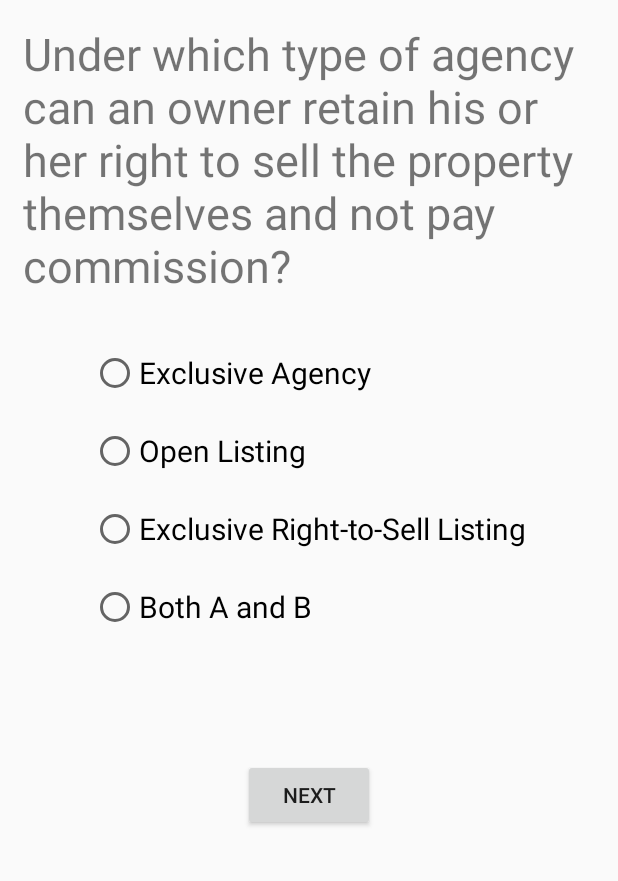
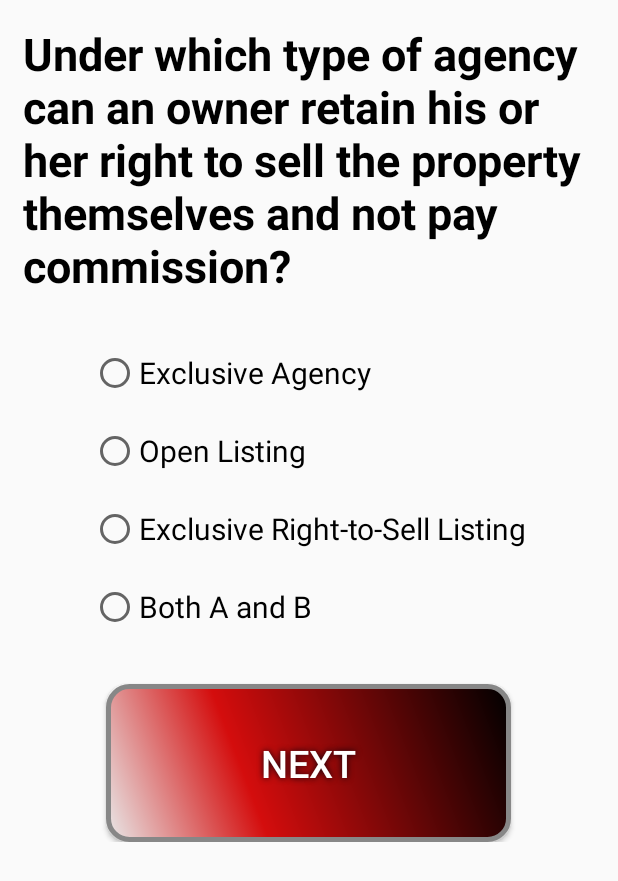
Before and after one commit to Angelala26/real-estate-practice, an Android app: the PracticeTest screen opened directly, with no data from a screen before it, on a phone screen of 412 x 824 dp. Shown: the top 881 px of the screen. Run offline under Robolectric (Android 15) with nearby library versions, the light colour scheme and no system bars.

Commit message:
Make activity_practice_test prettier

```diff
--- a/app/src/main/res/layout/activity_practice_test.xml
+++ b/app/src/main/res/layout/activity_practice_test.xml
@@ -24,6 +24,8 @@
         android:layout_width="wrap_content"
         android:layout_height="wrap_content"
         android:text="Question"
+        android:textColor="#000000"
+        android:textStyle="bold"
         android:textSize="30dp"/>
 
 
@@ -67,14 +69,23 @@
             android:layout_margin="10dp"/>
     </RadioGroup>
 
-
     <Button
         android:id="@+id/next_button"
         android:layout_width="wrap_content"
         android:layout_height="wrap_content"
-        android:layout_marginTop="50dp"
-        android:layout_marginBottom="50dp"
-        android:text="Next"/>
+        android:padding="35dp"
+        android:gravity="center"
+        android:text="Next"
+        android:textSize="25sp"
+        android:textColor="#FFFFFF"
+        android:background="@drawable/buttonshape"
+        android:shadowColor="#0C030D"
+        android:shadowDx="0"
+        android:shadowDy="0"
+        android:shadowRadius="5"
+        app:layout_constraintBottom_toBottomOf="parent"
+        app:layout_constraintLeft_toLeftOf="parent"
+        app:layout_constraintRight_toRightOf="parent"/>
 
 </LinearLayout>
 </ScrollView>
```
